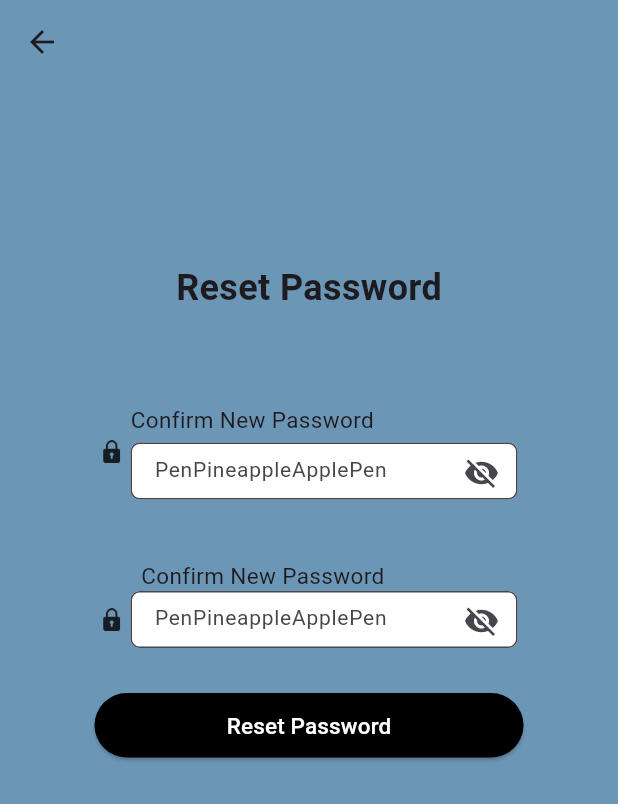
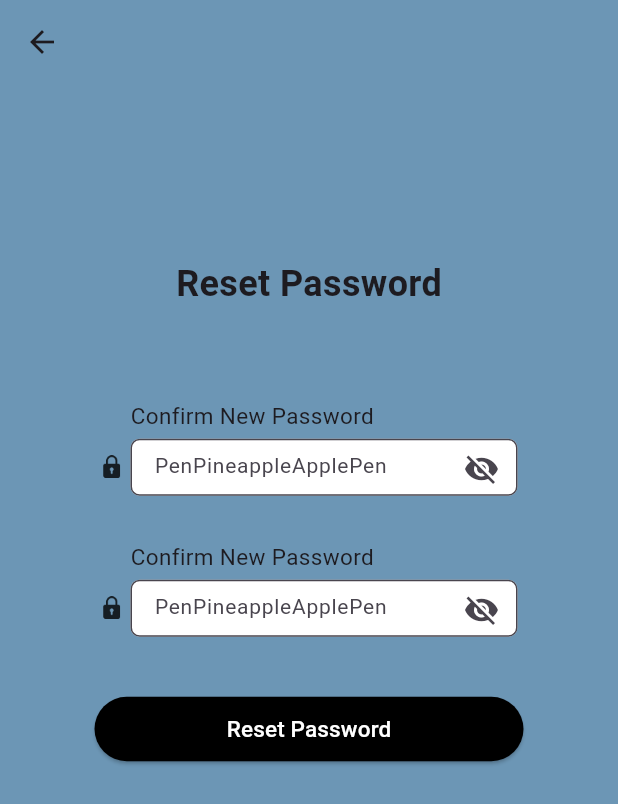
Before and after one commit to ebituin/TaskTrek-Project, a Flutter app: the forgot_Reset screen opened directly, on a phone screen of 412 x 824 dp. Shown: the top 804 px of the screen. Run offline on Flutter 3.47's test engine with Material 3 defaults, Android fonts, the light colour scheme and no system bars.

Commit message:
alignment

```diff
--- a/lib/pages/resetPassword.dart
+++ b/lib/pages/resetPassword.dart
@@ -73,6 +73,7 @@ class _forgot_ResetPageState extends State<forgot_Reset> {
                     children: [
                       Column(
                         children: [
+                          SizedBox(height: 15),
                           SizedBox(
                             height: 15,
                             width: 15,
@@ -83,7 +84,6 @@ class _forgot_ResetPageState extends State<forgot_Reset> {
                               ),
                             ),
                           ),
-                      SizedBox(height: 10,)
                         ],
 
                       ),
@@ -131,7 +131,7 @@ class _forgot_ResetPageState extends State<forgot_Reset> {
                     ],
                   ),
                   SizedBox(
-                    height: 30,
+                    height: 15,
                     child: Center(
                       child: emptyText ?
                       Text(
@@ -148,24 +148,13 @@ class _forgot_ResetPageState extends State<forgot_Reset> {
                       ) : null
                     ),
                   ),
-                  Container(
-                    alignment: Alignment.topLeft,
-                    padding: EdgeInsets.symmetric(horizontal: 50),
-                    child: Row(
-                      children: [
-                        SizedBox(width: 44,),
-                        Text(
-                          'Confirm New Password',
-                          style: TextStyle(
-                            fontSize: 15,
-                          ),
-                        ),
-                      ],
-                    ),
-                  ),
+                  SizedBox(height: 5,),
                   Row(
                     mainAxisAlignment: MainAxisAlignment.center,
                     children: [
+                      Column(
+                        children: [
+                          SizedBox(height: 15),
                           SizedBox(
                             height: 15,
                             width: 15,
@@ -175,8 +164,21 @@ class _forgot_ResetPageState extends State<forgot_Reset> {
                               'lib/assets/images/padlock.png',
                               ),
                             ),
+                          )
+                        ],
+
                       ),
-                      SizedBox(width: 5),
+                      SizedBox(width: 5,),
+                      Column(
+                        crossAxisAlignment: CrossAxisAlignment.start,
+                        children: [
+                          Text(
+                              'Confirm New Password',
+                              style: TextStyle(
+                                fontSize: 15,
+                              ),
+                            ),
+                          SizedBox(height: 5,),
                           SizedBox(
                             height: 38.0,
                             width: 258,
@@ -202,12 +204,15 @@ class _forgot_ResetPageState extends State<forgot_Reset> {
                               obscureText: _newObscureText,
                             ),
                           ),
+                          SizedBox(height: 10),
+
+
                         ],
-                  ),
+                      )
                     ],
                   ),
                   SizedBox(
-                height: 30,
+                    height: 15,
                     child: Center(
                       child: confirmEmptyText ?
                       Text(
@@ -224,6 +229,10 @@ class _forgot_ResetPageState extends State<forgot_Reset> {
                       ) : null
                     ),
                   ),
+                  SizedBox(height: 15,)
+                ],
+              ),
+
               SizedBox(
                 width: 286,
                 height: 43,
@@ -234,7 +243,7 @@ class _forgot_ResetPageState extends State<forgot_Reset> {
                       confirmEmptyText = _confirmPasswordController.text.isEmpty;
                       passwordNotMatch = _passwordController.text != _confirmPasswordController.text;
                     });
-                    !passwordNotMatch ?
+                    !passwordNotMatch && !emptyText && !confirmEmptyText?
                     Navigator.push(
                       context,
                       MaterialPageRoute(builder: (context) => MyHomePage(),
```
Lines whose indentation alone changed are shown as unchanged.
